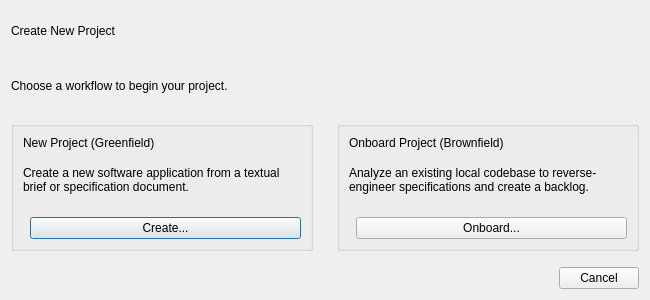
This is gui/new_project_dialog.ui in mariolewis/asdf_factory as Qt 5 draws it before an edit. The edited form follows.
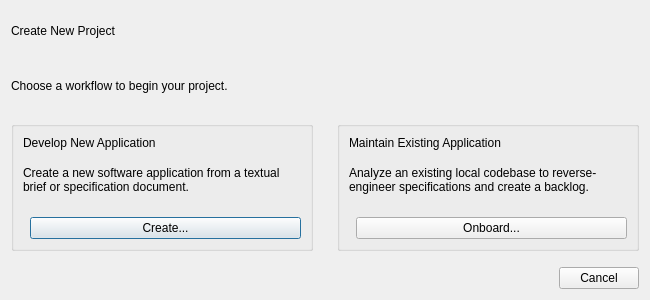
This is the edited form.

Commit message: feat(brownfield): Allow users to enter a project name for Brownfield projs.

Patch:
```diff
--- a/gui/new_project_dialog.ui
+++ b/gui/new_project_dialog.ui
@@ -51,7 +51,7 @@
         <item>
          <widget class="QLabel" name="greenfieldTitleLabel">
           <property name="text">
-           <string>New Project (Greenfield)</string>
+           <string>Develop New Application</string>
           </property>
          </widget>
         </item>
@@ -105,7 +105,7 @@
         <item>
          <widget class="QLabel" name="brownfieldTitleLabel">
           <property name="text">
-           <string>Onboard Project (Brownfield)</string>
+           <string>Maintain Existing Application</string>
           </property>
          </widget>
         </item>
```
The commit also changes 9 other files.
